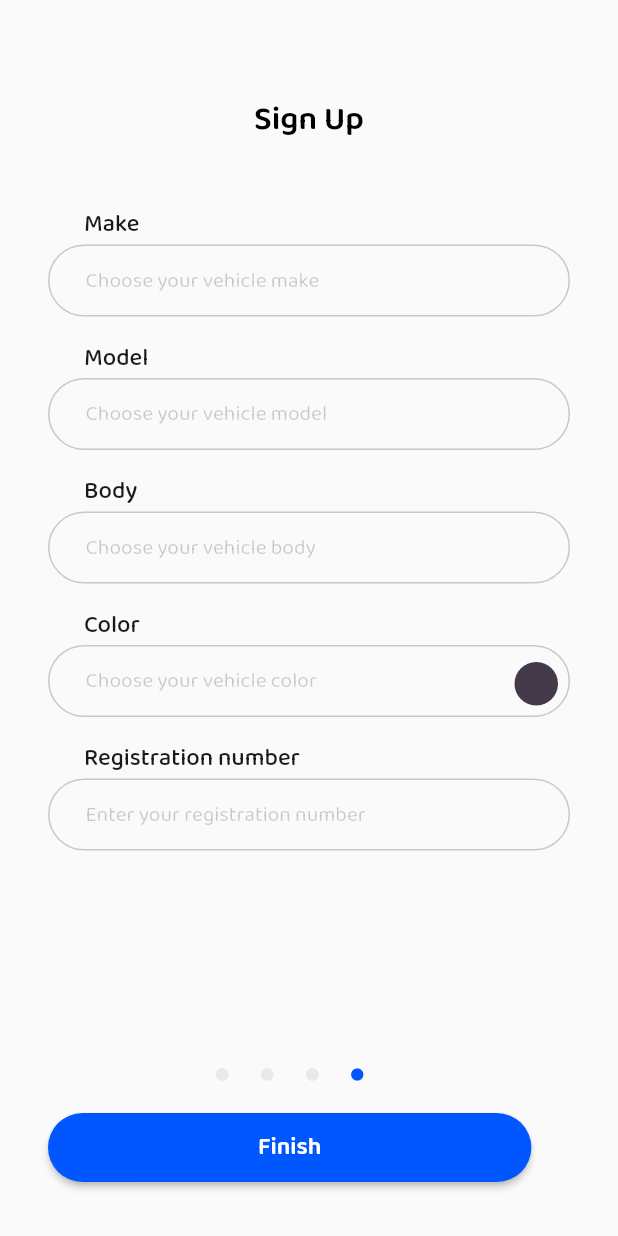
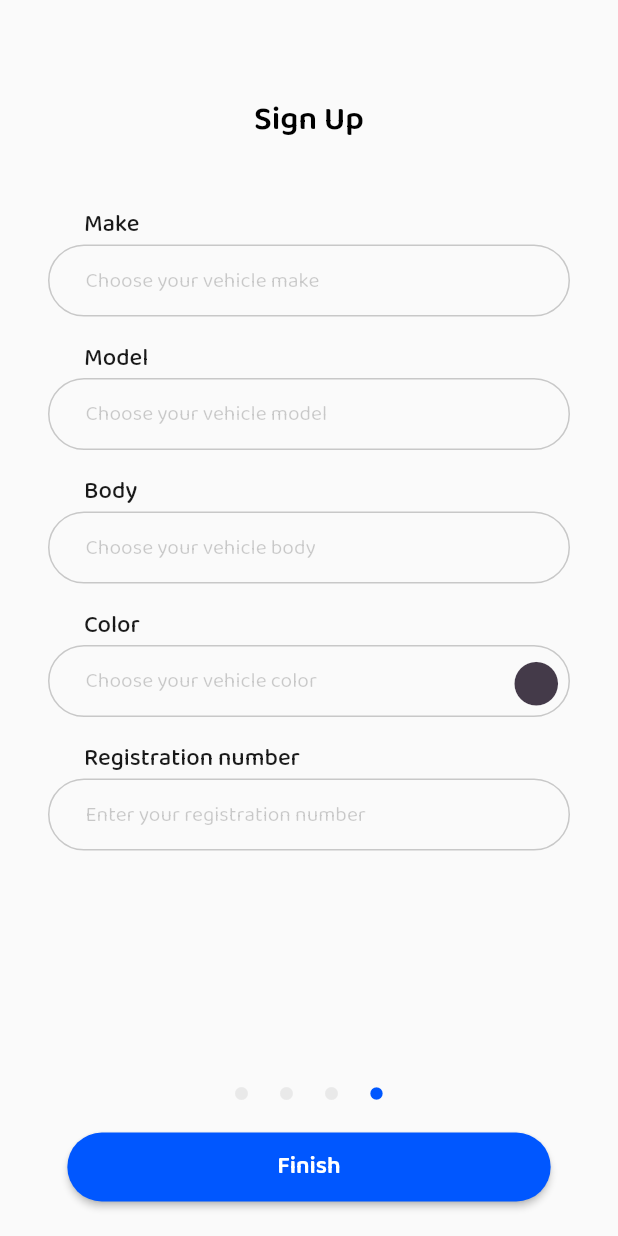
Before and after one commit to Lucki-Media/Flutter-Pinolo, a Flutter app: the VehicleInfo screen opened directly, on a phone screen of 412 x 824 dp. Run offline on Flutter 3.47's test engine with Material 2 defaults, Android fonts, the light colour scheme and no system bars; our stand-ins replace flutter_colorpicker, intl_phone_field, intro_slider, location, pin_code_fields.

Commit message:
vehicle info page.

```diff
--- a/lib/src/ui/vehicle_info.dart
+++ b/lib/src/ui/vehicle_info.dart
@@ -12,20 +12,22 @@ class VehicleInfo extends StatefulWidget {
 }
 
 class _VehicleInfoState extends State<VehicleInfo> {
-
-  TextEditingController VehicleColorController = TextEditingController();
+  final TextEditingController _VehicleMakeController = TextEditingController();
+  final TextEditingController _VehicleModelController = TextEditingController();
+  final TextEditingController _VehicleBodyController = TextEditingController();
+  final TextEditingController _VehicleRegiNoController = TextEditingController();
+  TextEditingController _VehicleColorController = TextEditingController();
   Color currentColor = Color(0xff443a49);
 
   @override
   Widget build(BuildContext context) {
     return Scaffold(
-      resizeToAvoidBottomInset: false,
-      body: Stack(
-        fit: StackFit.expand,
-        children: [
-          Padding(
-            padding: const EdgeInsets.all(32.0),
-            child: SingleChildScrollView(
+      resizeToAvoidBottomInset: true,
+      body: SingleChildScrollView(
+        child: Column(
+          children: [
+            Padding(
+              padding: const EdgeInsets.all(32.0),
               child: Column(
                 children: [
                   SizedBox(
@@ -54,6 +56,7 @@ class _VehicleInfoState extends State<VehicleInfo> {
                     ),
                   ),
                   TextFormField(
+                    controller: _VehicleMakeController,
                     style: AppCommon.fieldTextStyle(),
                     decoration: AppCommon.textFiledDecoration(
                         hintText: Strings.kChooseVehicleMake),
@@ -73,6 +76,7 @@ class _VehicleInfoState extends State<VehicleInfo> {
                     ),
                   ),
                   TextFormField(
+                    controller: _VehicleModelController,
                     style: AppCommon.fieldTextStyle(),
                     decoration: AppCommon.textFiledDecoration(
                         hintText: Strings.kChooseVehicleModel),
@@ -92,6 +96,7 @@ class _VehicleInfoState extends State<VehicleInfo> {
                     ),
                   ),
                   TextFormField(
+                    controller: _VehicleBodyController,
                     style: AppCommon.fieldTextStyle(),
                     decoration: AppCommon.textFiledDecoration(
                         hintText: Strings.kChooseVehicleBody),
@@ -111,7 +116,7 @@ class _VehicleInfoState extends State<VehicleInfo> {
                     ),
                   ),
                   TextFormField(
-                    controller: VehicleColorController,
+                    controller: _VehicleColorController,
                     style: AppCommon.fieldTextStyle(),
                     decoration: AppCommon.textFiledDecoration(
                         hintText: Strings.kChooseVehicleColor,
@@ -170,6 +175,7 @@ class _VehicleInfoState extends State<VehicleInfo> {
                     ),
                   ),
                   TextFormField(
+                    controller: _VehicleRegiNoController,
                     style: AppCommon.fieldTextStyle(),
                     decoration: AppCommon.textFiledDecoration(
                         hintText: Strings.kEnterRegiNo),
@@ -177,10 +183,8 @@ class _VehicleInfoState extends State<VehicleInfo> {
                 ],
               ),
             ),
-          ),
-          Positioned(
-            bottom: 35,
-            child: Padding(
+            SizedBox(height: 125,),
+            Padding(
               padding: const EdgeInsets.only(left: 32, right: 32),
               child: Column(
                 children: [
@@ -244,9 +248,9 @@ class _VehicleInfoState extends State<VehicleInfo> {
                   ),
                 ],
               ),
-            ),
-          )
-        ],
+            )
+          ],
+        ),
       ),
     );
     ;
```
